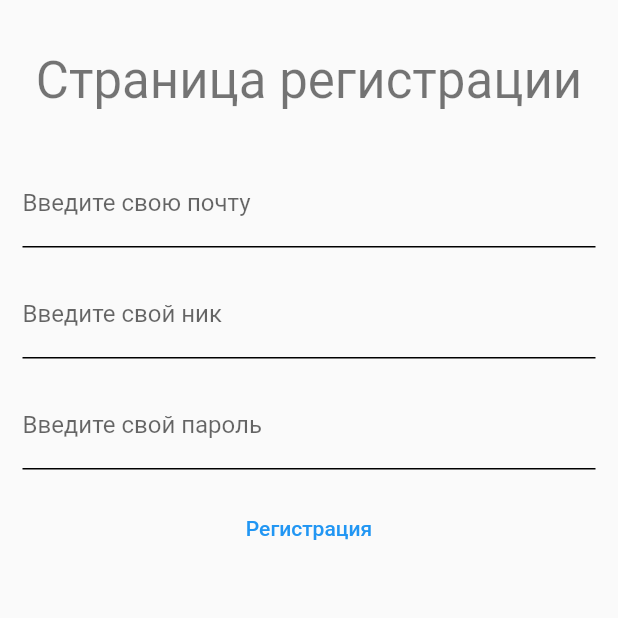
After one commit to osdal/flutter_todo, a Flutter app: the screen it shows after launch, after a tap on "Регистрация", on a phone screen of 412 x 824 dp, the top half of it. The commit adds this screen. Run offline on Flutter 3.47's test engine with Material 2 defaults, Android fonts, the phone set to English and light mode, and no system bars; our stand-ins replace cloud_firestore, firebase_auth, firebase_core; missing offline and left inert: dart:ffi; accounts and stored records are empty.

Commit message:
Создал страницу ыхода и регистрации

```diff
--- a/lib/main.dart
+++ b/lib/main.dart
@@ -1,24 +1,32 @@
 // @dart=2.9
+// import 'dart:js';
+
 // import 'dart:js';
 
 import 'package:flutter/material.dart';
 import 'pages/home.dart';
 import 'pages/main_screen.dart';
+import 'pages/log_in.dart';
+import 'pages/sign_up.dart';
 
 import 'package:firebase_core/firebase_core.dart';
 import 'firebase_options.dart';
+import 'package:firebase_auth/firebase_auth.dart';
 
 void main() async {
   WidgetsFlutterBinding.ensureInitialized();
   await Firebase.initializeApp();
   runApp(MaterialApp(
     theme: ThemeData(
-        // primarySwatch: Colors.lightBlue,
+        // primaryColor: Colors.red,
         ),
     initialRoute: '/',
     routes: {
+      // '/auth': (context) => Auth(),
       '/': (context) => MainScreen(),
       '/todo': (context) => Home(),
+      SignUpScreen.id: (context) => SignUpScreen(),
+      LogInScreen.id: (context) => LogInScreen(),
     },
   ));
 }
--- a/lib/pages/home.dart
+++ b/lib/pages/home.dart
@@ -1,6 +1,5 @@
 import 'package:flutter/material.dart';
 import 'package:cloud_firestore/cloud_firestore.dart';
-import 'package:firebase_core/firebase_core.dart';
 
 class Home extends StatefulWidget {
   const Home({Key? key}) : super(key: key);
@@ -29,11 +28,12 @@ class _HomeState extends State<Home> {
         ),
         body: Row(
           children: [
+            // LoginWidget(),
             ElevatedButton(
                 onPressed: () {
                   Navigator.pop(context);
                   Navigator.pushNamedAndRemoveUntil(
-                      context, '/', (route) => false);
+                      context, '/main', (route) => false);
                 },
                 child: Text('На главную')),
             Padding(padding: EdgeInsets.only(left: 15)),
--- a/lib/pages/main_screen.dart
+++ b/lib/pages/main_screen.dart
@@ -1,4 +1,6 @@
 import 'package:flutter/material.dart';
+import '/pages/log_in.dart';
+import '/pages/sign_up.dart';
 
 class MainScreen extends StatelessWidget {
   const MainScreen({Key? key}) : super(key: key);
@@ -11,13 +13,33 @@ class MainScreen extends StatelessWidget {
           title: Text('Список дел'),
           centerTitle: true,
         ),
-        body: Column(
-          children: [
-            Text('Main Screen', style: TextStyle(color: Colors.white),),
-            ElevatedButton(onPressed: () {
-              Navigator.pushReplacementNamed(context, '/todo');
-            }, child: Text('Далее')),
-          ],
+        body: Center(
+          child: Column(
+            mainAxisAlignment: MainAxisAlignment.center,
+            children: [
+              Text(
+                'Main Screen',
+                style: TextStyle(color: Colors.white),
+              ),
+              Row(
+                mainAxisAlignment: MainAxisAlignment.spaceAround,
+                children: [
+                  ElevatedButton(
+                      onPressed: () {
+                        Navigator.pushReplacementNamed(
+                            context, SignUpScreen.id);
+                      },
+                      child: Text('Регистрация')),
+                  ElevatedButton(
+                      style: ElevatedButton.styleFrom(fixedSize: Size(120, 30)),
+                      onPressed: () {
+                        Navigator.pushReplacementNamed(context, LogInScreen.id);
+                      },
+                      child: Text('Вход')),
+                ],
+              ),
+            ],
+          ),
         ));
   }
 }
--- /dev/null
+++ b/lib/pages/sign_up.dart
@@ -0,0 +1,130 @@
+import 'dart:ffi';
+
+import 'package:flutter/material.dart';
+
+class SignUpScreen extends StatefulWidget {
+  static const id = 'sign_up';
+
+  const SignUpScreen({Key? key}) : super(key: key);
+
+  @override
+  State<SignUpScreen> createState() => _SignUpScreenState();
+}
+
+class _SignUpScreenState extends State<SignUpScreen> {
+  final _formKey = GlobalKey<FormState>();
+
+  String _email = '';
+  String _username = '';
+  String _password = '';
+
+  final FocusNode _passwordFocusNode = FocusNode();
+  final FocusNode _usernameFocusNode = FocusNode();
+
+  @override
+  Widget build(BuildContext context) {
+    return Scaffold(
+      // backgroundColor: Colors.lightGreenAccent,
+      body: SafeArea(
+        child: Form(
+          key: _formKey,
+          child: Padding(
+            padding: const EdgeInsets.all(15.0),
+            child: SingleChildScrollView(
+              child: Column(mainAxisSize: MainAxisSize.min, children: [
+                Padding(
+                  padding: const EdgeInsets.symmetric(vertical: 18.0),
+                  child: Text(
+                    'Страница регистрации',
+                    style: Theme.of(context).textTheme.headline4,
+                  ),
+                ),
+
+                SizedBox(height: 15), //email
+                TextFormField(
+                  keyboardType: TextInputType.emailAddress,
+                  decoration: InputDecoration(
+                      enabledBorder: UnderlineInputBorder(
+                          borderSide: BorderSide(color: Colors.black)),
+                      labelText: 'Введите свою почту'),
+                  textInputAction: TextInputAction.next,
+                  onFieldSubmitted: (_) {
+                    FocusScope.of(context).requestFocus(_usernameFocusNode);
+                  },
+                  onSaved: (value) {
+                    _email = value!.trim();
+                  },
+                  validator: (value) {
+                    if (value!.isEmpty) {
+                      return 'Пожалуйста введите свою почту';
+                    }
+                    return null;
+                  },
+                ),
+
+                SizedBox(height: 15),
+                //username
+                TextFormField(
+                  focusNode: _usernameFocusNode,
+                  keyboardType: TextInputType.name,
+                  decoration: InputDecoration(
+                      enabledBorder: UnderlineInputBorder(
+                          borderSide: BorderSide(color: Colors.black)),
+                      labelText: 'Введите свой ник'),
+                  textInputAction: TextInputAction.next,
+                  onFieldSubmitted: (_) {
+                    FocusScope.of(context).requestFocus(_passwordFocusNode);
+                  },
+                  onSaved: (value) {
+                    _username = value!.trim();
+                  },
+                  validator: (value) {
+                    if (value!.isEmpty) {
+                      return 'Пожалуйста введите свой ник';
+                    }
+                    return null;
+                  },
+                ),
+
+                SizedBox(height: 15),
+                //password
+                TextFormField(
+                  focusNode: _passwordFocusNode,
+                  keyboardType: TextInputType.text,
+                  decoration: InputDecoration(
+                      enabledBorder: UnderlineInputBorder(
+                          borderSide: BorderSide(color: Colors.black)),
+                      labelText: 'Введите свой пароль'),
+                  obscureText: true,
+                  textInputAction: TextInputAction.next,
+                  onFieldSubmitted: (_) {
+                    //  TODO: - Submit Form
+                  },
+                  onSaved: (value) {
+                    _password = value!.trim();
+                  },
+                  validator: (value) {
+                    if (value!.isEmpty) {
+                      return 'Пожалуйста введите свой пароль';
+                    }
+                    if (value.length < 5) {
+                      return 'Пароль должен сожержать более 5 символов';
+                    }
+                    return null;
+                  },
+                ),
+
+                SizedBox(height: 15),
+                TextButton(
+                    onPressed: () {
+                      //  TODO: - Submit Form
+                    },
+                    child: Text('Регистрация')),
+              ]),
+            ),
+          ),
+        ),
+      ),
+    );
+  }
+}
--- a/pubspec.yaml
+++ b/pubspec.yaml
@@ -42,6 +42,8 @@ dependencies:
   cloud_firestore: ^3.1.17
 #  firebase_core: ^1.18.0
   flutter_launcher_icons: ^0.9.3
+  flutter_login: ^4.0.0
+  firebase_auth: ^3.4.1
 
 
 dev_dependencies:
```
Also changed, not shown: lib/pages/log_in.dart (added, +103 -0 lines), lib/pages/auth.dart (added), pubspec.lock.
